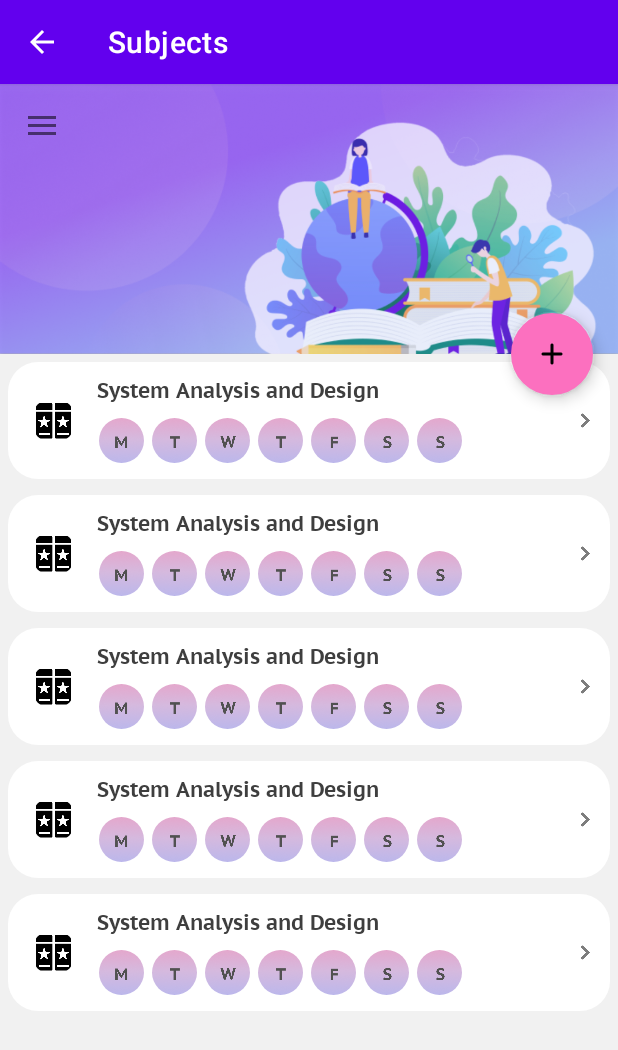
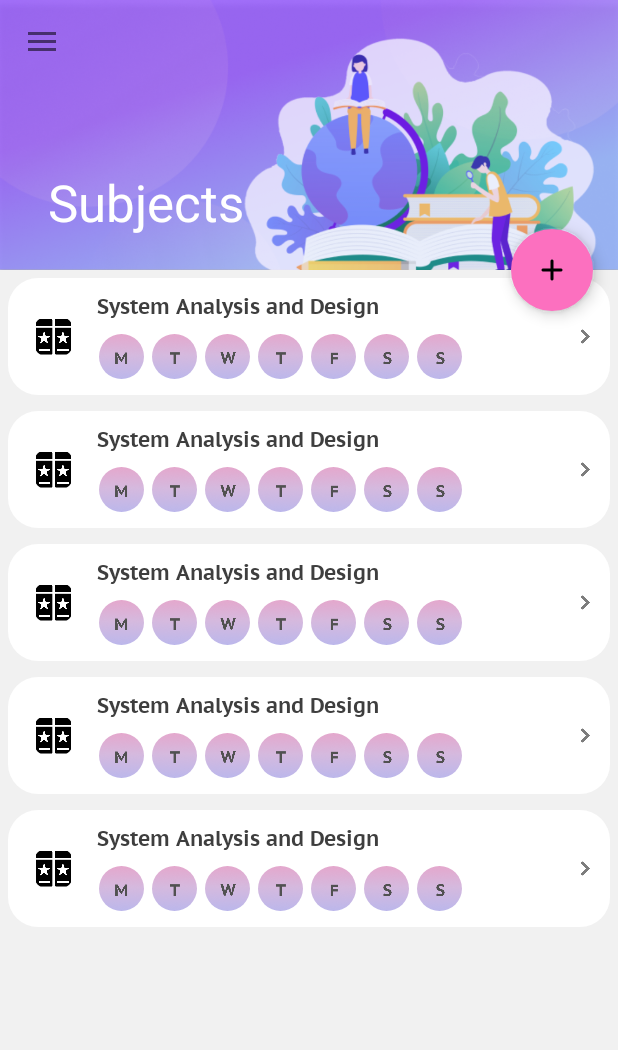
Before and after one commit to SQA-Android-Team/PlannetApplication, an Android app: the SubjectViewActivity screen opened directly, with no data from a screen before it, on a phone screen of 412 x 824 dp. Shown: the top 1050 px of the screen. Run offline under Robolectric (Android 15) with nearby library versions, the phone set to English and light mode, and no system bars; our stand-ins replace CircleImageView.

Commit message:
Dung update

```diff
--- a/app/src/main/res/layout/subject_create.xml
+++ b/app/src/main/res/layout/subject_create.xml
@@ -50,7 +50,7 @@
             android:layout_marginRight="10dp"
             android:layout_marginBottom="10dp"
             android:fontFamily="@font/pt_sans_caption_bold"
-            android:text="@string/add"
+            android:text="Add"
             android:textStyle="bold"
             app:backgroundTint="#F595B8"
             tools:ignore="NotSibling" />
--- a/app/src/main/res/layout/subject_view.xml
+++ b/app/src/main/res/layout/subject_view.xml
@@ -44,7 +44,7 @@
                 android:layout_height="match_parent"
                 android:background="@drawable/subject_theme"
 
-                android:contentDescription="@string/subject_header"
+                android:contentDescription="Subject header"
                 android:scaleType="centerCrop"
                 app:layout_collapseMode="parallax" />
 
@@ -82,7 +82,7 @@
         android:layout_height="wrap_content"
         android:layout_margin="16dp"
         android:backgroundTint="#FC70BF"
-        android:contentDescription="@string/add_button"
+        android:contentDescription="Add button"
         android:src="@drawable/round_add_white_36dp"
         app:backgroundTint="#002B2B2B"
         app:backgroundTintMode="src_in"
--- a/app/src/main/res/layout/teacher_create.xml
+++ b/app/src/main/res/layout/teacher_create.xml
@@ -42,7 +42,7 @@
             android:layout_marginRight="10dp"
             android:layout_marginBottom="10dp"
             android:fontFamily="@font/pt_sans_caption_bold"
-            android:text="@string/add"
+            android:text="Add"
             android:textStyle="bold"
             app:backgroundTint="#F595B8"
             tools:ignore="NotSibling" />
--- a/app/src/main/res/values/themes.xml
+++ b/app/src/main/res/values/themes.xml
@@ -12,5 +12,8 @@
         <!-- Status bar color. -->
         <item name="android:statusBarColor" tools:targetApi="l">?attr/colorPrimaryVariant</item>
         <!-- Customize your theme here. -->
+        <item name="windowActionBar">false</item>
+        <item name="windowNoTitle">true</item>
+
     </style>
 </resources>
```
Also changed, not shown: app/src/main/res/layout/overview_activity.xml (added, +8 -0 lines).
